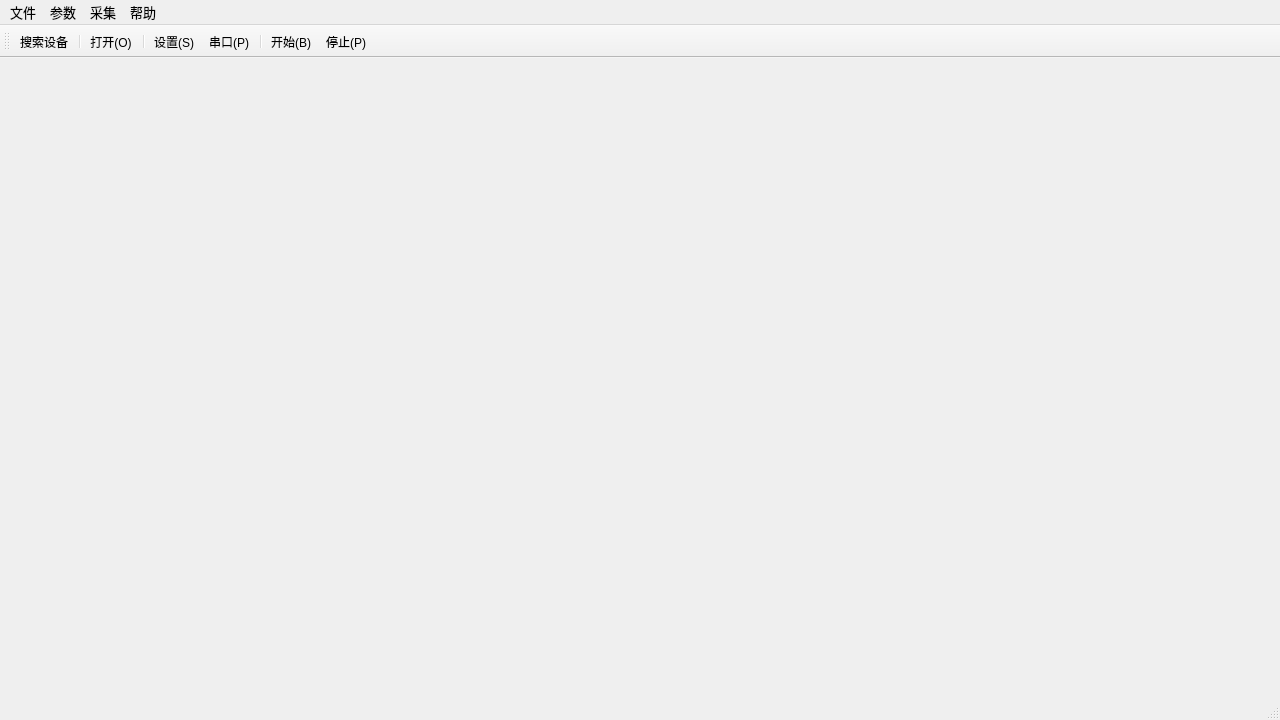
Old version of the form mainwindow.ui in the repository GitYuanZi/Coherent_wind.
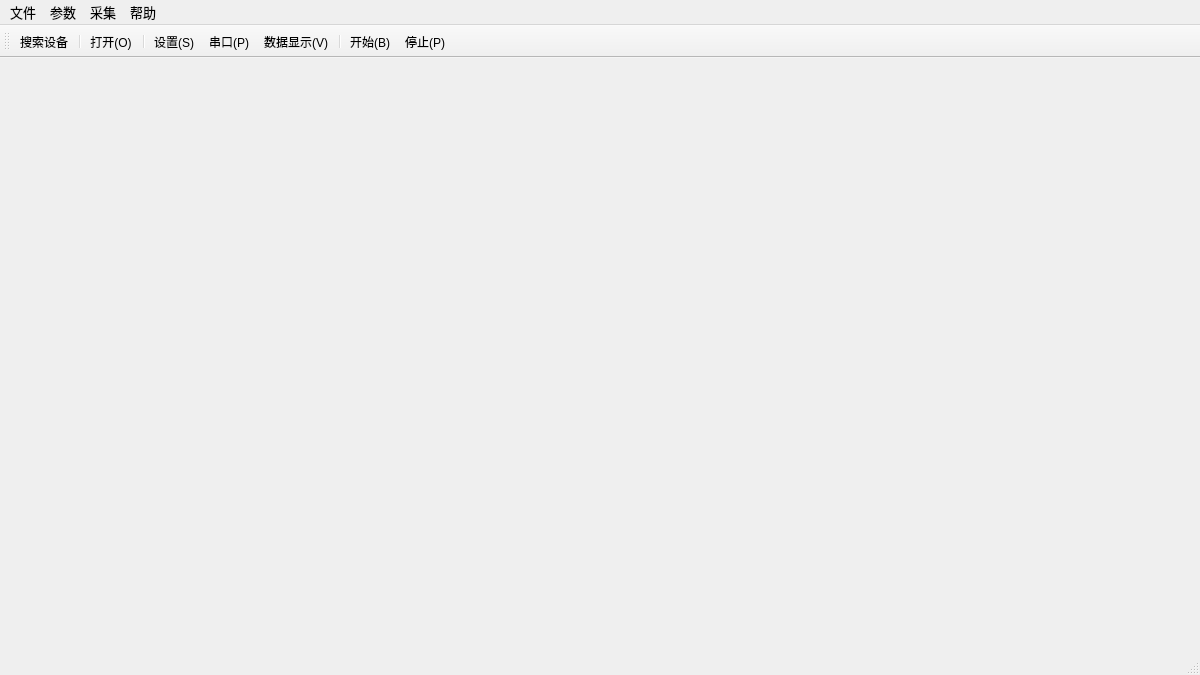
New version of the form. Icons and pictures are not drawn.

Commit message: 增加了单通道连续采集、以及外部触发方式的采集；添加了数据显示设置功能的对话框

The edit to the form file:
```diff
--- a/mainwindow.ui
+++ b/mainwindow.ui
@@ -6,14 +6,14 @@
    <rect>
     <x>0</x>
     <y>0</y>
-    <width>1280</width>
-    <height>720</height>
+    <width>1200</width>
+    <height>675</height>
    </rect>
   </property>
   <property name="minimumSize">
    <size>
-    <width>1280</width>
-    <height>720</height>
+    <width>1200</width>
+    <height>675</height>
    </size>
   </property>
   <property name="windowTitle">
@@ -25,7 +25,7 @@
     <rect>
      <x>0</x>
      <y>0</y>
-     <width>1280</width>
+     <width>1200</width>
      <height>25</height>
     </rect>
    </property>
@@ -106,6 +106,7 @@
    <addaction name="separator"/>
    <addaction name="action_set"/>
    <addaction name="action_serialport"/>
+   <addaction name="action_view"/>
    <addaction name="separator"/>
    <addaction name="action_start"/>
    <addaction name="action_stop"/>
@@ -156,7 +157,7 @@
   </action>
   <action name="action_view">
    <property name="text">
-    <string>视图(&amp;V)</string>
+    <string>数据显示(&amp;V)</string>
    </property>
    <property name="toolTip">
     <string>视图</string>
```
Left out of the diff: 10 changed lines with no effect on the pictures. The commit also changes 19 other files.
